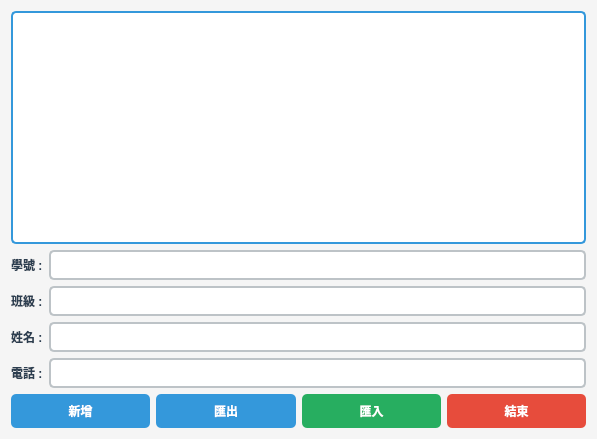
Qt form mywidget.ui (LaiChienTing/ContactBook) before a commit.
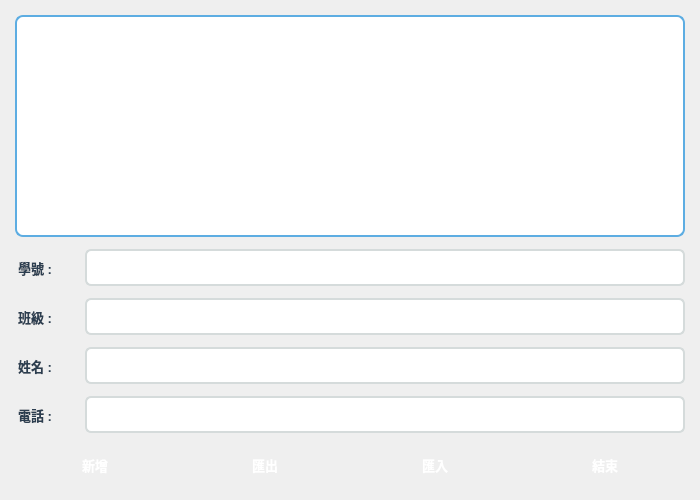
The same form after that commit.

Commit message: Beautify UI with modern gradient design and improved spacing

```diff
--- a/mywidget.ui
+++ b/mywidget.ui
@@ -6,65 +6,104 @@
    <rect>
     <x>0</x>
     <y>0</y>
-    <width>597</width>
-    <height>439</height>
+    <width>700</width>
+    <height>500</height>
    </rect>
   </property>
+  <property name="minimumSize">
+   <size>
+    <width>600</width>
+    <height>450</height>
+   </size>
+  </property>
   <property name="windowTitle">
    <string>通訊錄管理系統</string>
   </property>
   <property name="styleSheet">
    <string notr="true">QWidget {
-    background-color: #f5f5f5;
+    background: qlineargradient(x1:0, y1:0, x2:0, y2:1,
+                                stop:0 #e8f4f8, stop:1 #f5f9fc);
+    font-family: "Segoe UI", "Microsoft JhengHei", sans-serif;
 }
 
 QTableWidget {
     background-color: white;
-    border: 2px solid #3498db;
-    border-radius: 5px;
-    gridline-color: #bdc3c7;
+    border: 2px solid #5dade2;
+    border-radius: 8px;
+    gridline-color: #d5dbdb;
+    selection-background-color: #5dade2;
 }
 
 QTableWidget::item {
-    padding: 5px;
+    padding: 8px;
+    border-bottom: 1px solid #ecf0f1;
 }
 
 QTableWidget::item:selected {
-    background-color: #3498db;
+    background: qlineargradient(x1:0, y1:0, x2:0, y2:1,
+                                stop:0 #5dade2, stop:1 #3498db);
     color: white;
 }
 
+QTableWidget::item:hover {
+    background-color: #ebf5fb;
+}
+
 QHeaderView::section {
-    background-color: #3498db;
+    background: qlineargradient(x1:0, y1:0, x2:0, y2:1,
+                                stop:0 #5dade2, stop:1 #3498db);
     color: white;
-    padding: 5px;
-    border: 1px solid #2980b9;
+    padding: 10px;
+    border: none;
+    border-right: 1px solid #2980b9;
     font-weight: bold;
+    font-size: 11pt;
+}
+
+QHeaderView::section:first {
+    border-top-left-radius: 6px;
+}
+
+QHeaderView::section:last {
+    border-top-right-radius: 6px;
+    border-right: none;
 }
 
 QLineEdit {
-    border: 2px solid #bdc3c7;
-    border-radius: 5px;
-    padding: 5px;
+    border: 2px solid #d5dbdb;
+    border-radius: 6px;
+    padding: 8px 12px;
     background-color: white;
+    font-size: 10pt;
+    selection-background-color: #5dade2;
 }
 
 QLineEdit:focus {
-    border: 2px solid #3498db;
+    border: 2px solid #5dade2;
+    background-color: #fbfcfc;
+}
+
+QLineEdit:hover {
+    border: 2px solid #aed6f1;
 }
 
 QLabel {
     color: #2c3e50;
     font-weight: bold;
+    font-size: 10pt;
+    padding-right: 5px;
 }
 
 QPushButton {
-    background-color: #3498db;
+    background: qlineargradient(x1:0, y1:0, x2:0, y2:1,
+                                stop:0 #5dade2, stop:1 #3498db);
     color: white;
     border: none;
-    border-radius: 5px;
-    padding: 8px 15px;
+    border-radius: 6px;
+    padding: 10px 20px;
     font-weight: bold;
+    font-size: 10pt;
+    min-width: 80px;
 }
 
 QPushButton:hover {
@@ -76,29 +115,69 @@
 }
 
 QPushButton#pushButton_3 {
-    background-color: #27ae60;
+    background: qlineargradient(x1:0, y1:0, x2:0, y2:1,
+                                stop:0 #52be80, stop:1 #27ae60);
 }
 
 QPushButton#pushButton_3:hover {
-    background-color: #229954;
+    background: qlineargradient(x1:0, y1:0, x2:0, y2:1,
+                                stop:0 #76d7a3, stop:1 #229954);
+}
+
+QPushButton#pushButton_3:pressed {
+    background: qlineargradient(x1:0, y1:0, x2:0, y2:1,
+                                stop:0 #229954, stop:1 #1e8449);
+    padding: 11px 19px 9px 21px;
 }
 
 QPushButton#pushButton_4 {
-    background-color: #e74c3c;
+    background: qlineargradient(x1:0, y1:0, x2:0, y2:1,
+                                stop:0 #ec7063, stop:1 #e74c3c);
 }
 
 QPushButton#pushButton_4:hover {
-    background-color: #c0392b;
+    background: qlineargradient(x1:0, y1:0, x2:0, y2:1,
+                                stop:0 #f1948a, stop:1 #c0392b);
+}
+
+QPushButton#pushButton_4:pressed {
+    background: qlineargradient(x1:0, y1:0, x2:0, y2:1,
+                                stop:0 #c0392b, stop:1 #a93226);
+    padding: 11px 19px 9px 21px;
 }</string>
   </property>
   <layout class="QVBoxLayout" name="verticalLayout">
+   <property name="spacing">
+    <number>12</number>
+   </property>
+   <property name="leftMargin">
+    <number>15</number>
+   </property>
+   <property name="topMargin">
+    <number>15</number>
+   </property>
+   <property name="rightMargin">
+    <number>15</number>
+   </property>
+   <property name="bottomMargin">
+    <number>15</number>
+   </property>
    <item>
     <widget class="QTableWidget" name="tableWidget"/>
    </item>
    <item>
     <layout class="QHBoxLayout" name="horizontalLayout">
+    <property name="spacing">
+     <number>10</number>
+    </property>
      <item>
       <widget class="QLabel" name="label">
+       <property name="minimumSize">
+        <size>
+         <width>60</width>
+         <height>0</height>
+        </size>
+       </property>
        <property name="text">
         <string>學號 :</string>
        </property>
@@ -111,8 +190,17 @@
    </item>
    <item>
     <layout class="QHBoxLayout" name="horizontalLayout_2">
+    <property name="spacing">
+     <number>10</number>
+    </property>
      <item>
       <widget class="QLabel" name="label_2">
+       <property name="minimumSize">
+        <size>
+         <width>60</width>
+         <height>0</height>
+        </size>
+       </property>
        <property name="text">
         <string>班級 :</string>
        </property>
@@ -125,8 +213,17 @@
    </item>
    <item>
     <layout class="QHBoxLayout" name="horizontalLayout_3">
+    <property name="spacing">
+     <number>10</number>
+    </property>
      <item>
       <widget class="QLabel" name="label_3">
+       <property name="minimumSize">
+        <size>
+         <width>60</width>
+         <height>0</height>
+        </size>
+       </property>
        <property name="text">
         <string>姓名 :</string>
        </property>
@@ -139,8 +236,17 @@
    </item>
    <item>
     <layout class="QHBoxLayout" name="horizontalLayout_4">
+    <property name="spacing">
+     <number>10</number>
+    </property>
      <item>
       <widget class="QLabel" name="label_4">
+       <property name="minimumSize">
+        <size>
+         <width>60</width>
+         <height>0</height>
+        </size>
+       </property>
        <property name="text">
         <string>電話 :</string>
        </property>
@@ -153,6 +259,9 @@
    </item>
    <item>
     <layout class="QHBoxLayout" name="horizontalLayout_5">
+    <property name="spacing">
+     <number>10</number>
+    </property>
      <item>
       <widget class="QPushButton" name="pushButton">
        <property name="text">
```
Left out of the diff: 7 changed lines with no effect on the pictures.
